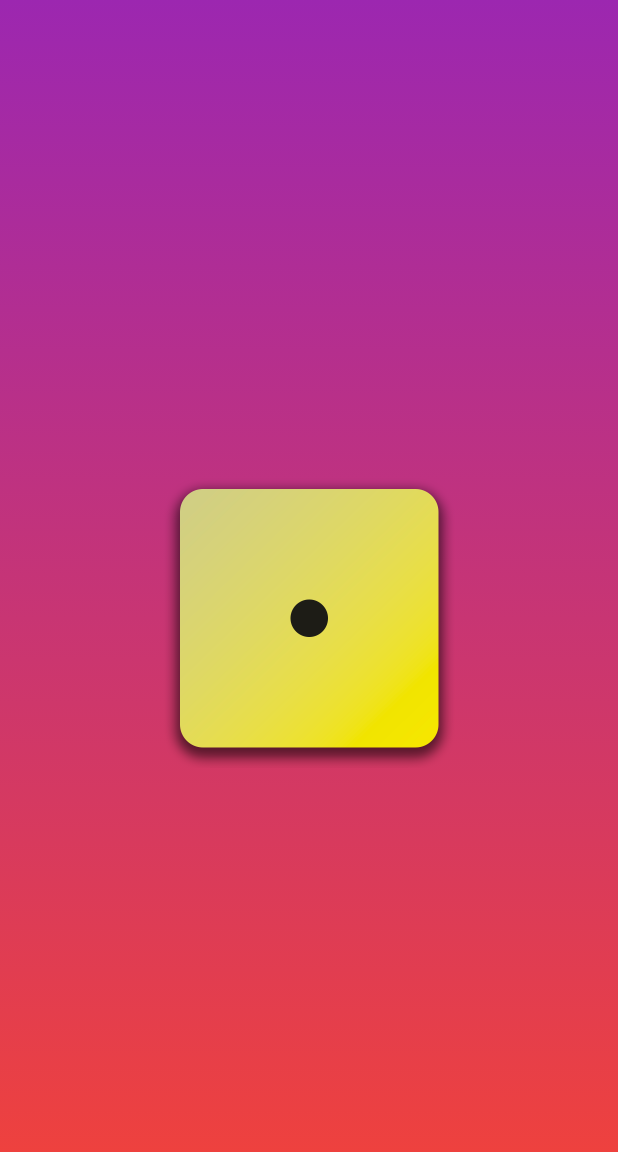
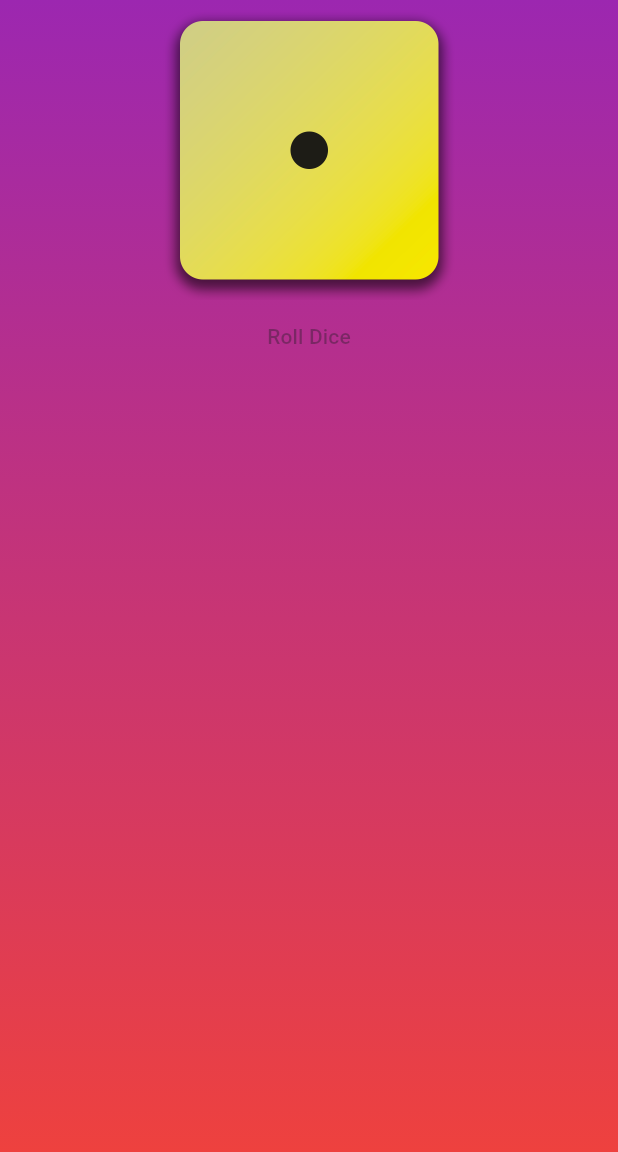
Before and after one commit to KaranKhandekar1729/Dice-Roller-App, a Flutter app: the screen it shows after launch, on a phone screen of 412 x 824 dp. Shown: the top 1152 px of the screen. Run offline on Flutter 3.47's test engine with Material 3 defaults, Android fonts, the phone set to English and light mode, and no system bars; statements that could not run were skipped.

Commit message:
Added Button

```diff
--- a/lib/gradient_container.dart
+++ b/lib/gradient_container.dart
@@ -12,14 +12,31 @@ class GradientContainer extends StatelessWidget {
   final Color color1;
   final Color color2;
 
+  void rollDice() {}
   @override
   Widget build(context) {
     return Container(
       decoration: BoxDecoration(
         gradient: LinearGradient(
-          colors: [color1, color2], begin: startAlignment, end: endAlignment),
+          colors: [color1, color2],
+          begin: startAlignment,
+          end: endAlignment
+        ),
       ),
-      child: Center(child: Image.asset('assets/images/dice-1.png', width: 200)),
+      child: Center(
+        child: Column(
+          children: [
+            Image.asset(
+              'assets/images/dice-1.png',
+              width: 200,
+            ),
+            TextButton(
+              onPressed: rollDIce,
+              child: const Text('Roll Dice'),
+            ),
+          ],
+        ),
+      ),
     );
   }
 }
```
